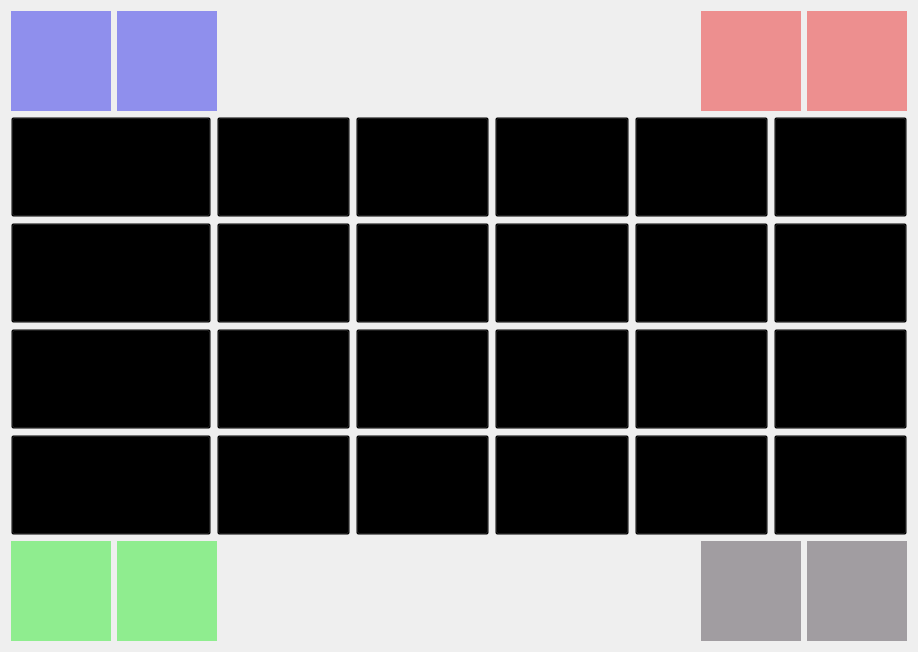
Qt form Triviador/TriviadorGUI/_4PlayersMap.ui (stefandananau/Triviador) before a commit.
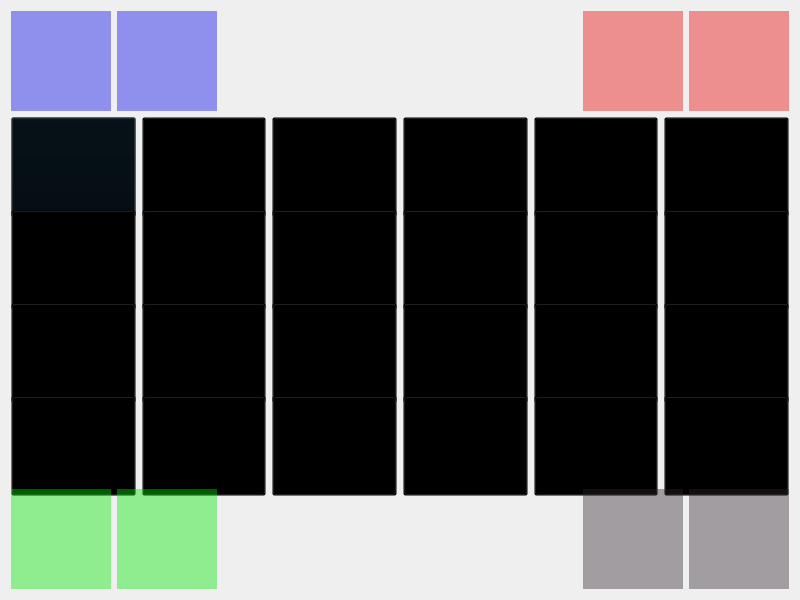
The same form after that commit. Icons and pictures are not drawn.

Commit message: updated game windows to dialogs

The edit to the form file:
```diff
--- a/Triviador/TriviadorGUI/_4PlayersMap.ui
+++ b/Triviador/TriviadorGUI/_4PlayersMap.ui
@@ -1,7 +1,15 @@
 <?xml version="1.0" encoding="UTF-8"?>
 <ui version="4.0">
  <class>_4PlayersMapClass</class>
- <widget class="QMainWindow" name="_4PlayersMapClass">
+ <widget class="QDialog" name="_4PlayersMapClass">
+  <property name="geometry">
+   <rect>
+    <x>0</x>
+    <y>0</y>
+    <width>800</width>
+    <height>600</height>
+   </rect>
+  </property>
   <property name="minimumSize">
    <size>
     <width>800</width>
@@ -14,10 +22,9 @@
   <property name="styleSheet">
    <string notr="true">background-image: url(:/new/prefix1/images/water-2.png);</string>
   </property>
-  <widget class="QWidget" name="centralWidget">
-   <layout class="QVBoxLayout" name="verticalLayout_8">
+  <layout class="QVBoxLayout" name="verticalLayout_50">
     <item>
-     <layout class="QVBoxLayout" name="verticalLayout_7">
+    <layout class="QVBoxLayout" name="verticalLayout_43">
       <item>
        <layout class="QHBoxLayout" name="horizontalLayout_15">
         <item>
@@ -126,7 +133,7 @@
            <widget class="QPushButton" name="pushButton">
             <property name="minimumSize">
              <size>
-              <width>200</width>
+             <width>100</width>
               <height>100</height>
              </size>
             </property>
@@ -667,8 +674,6 @@
     </item>
    </layout>
   </widget>
- </widget>
- <layoutdefault spacing="6" margin="11"/>
  <resources>
   <include location="images.qrc"/>
  </resources>
```
Left out of the diff: 98 changed lines with no effect on the pictures. Lines whose indentation alone changed are shown as unchanged. The commit also changes 10 other files.
